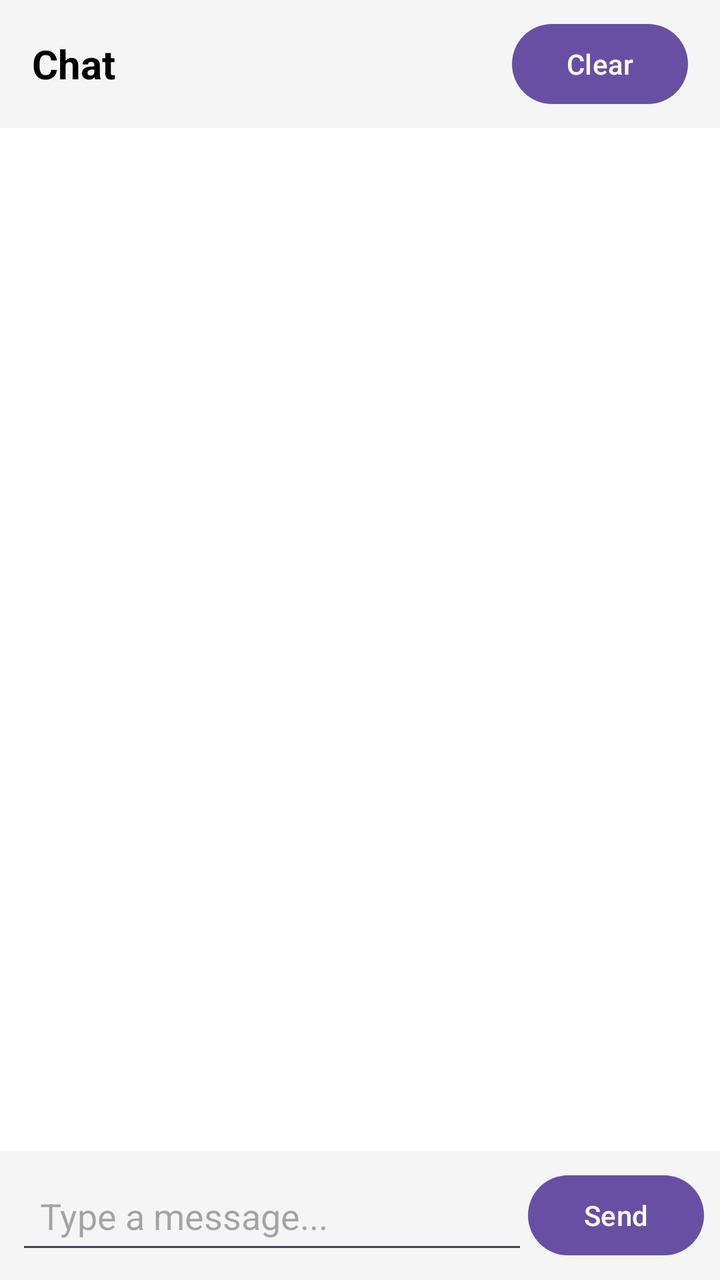
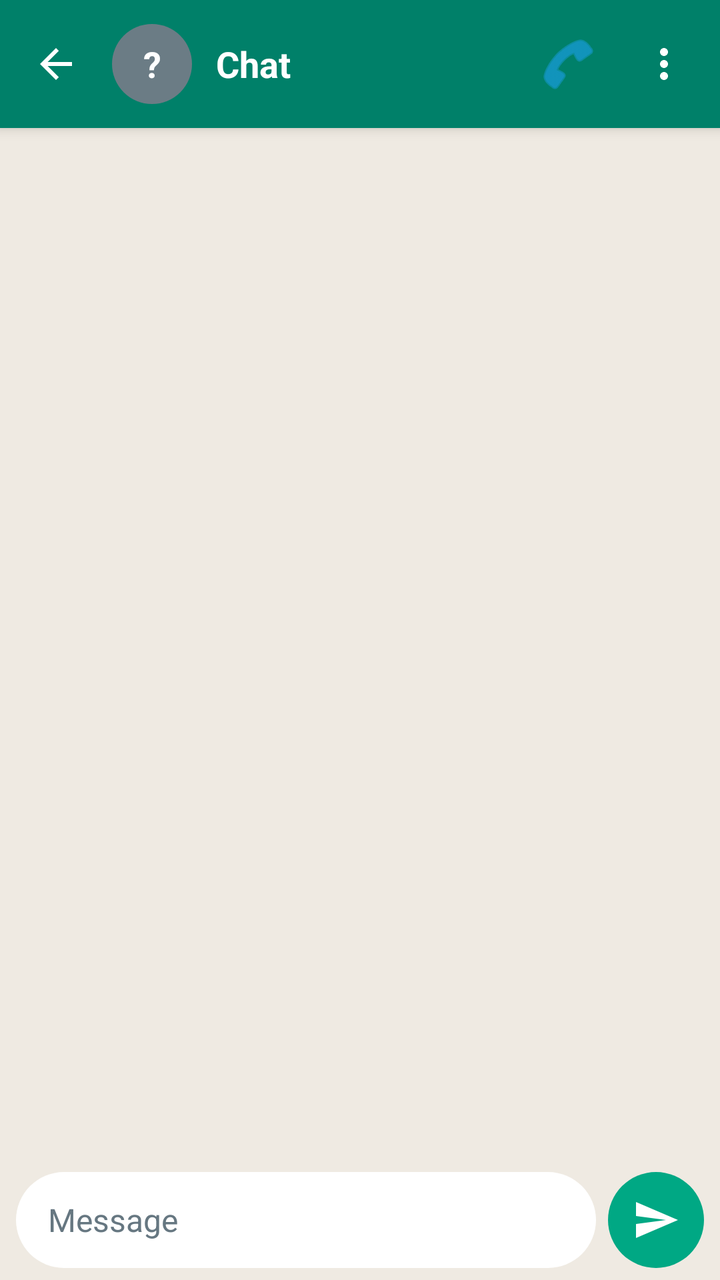

Before-and-after screenshots of an Android layout around one commit, followed by the original layout XML and the change that was made.
<!-- AndroidManifest.xml: application theme Theme.PrivacyMessenger -->
<!-- res/layout/activity_chat.xml -->
<?xml version="1.0" encoding="utf-8"?>
<LinearLayout xmlns:android="http://schemas.android.com/apk/res/android"

    android:id="@+id/main"
    android:layout_width="match_parent"
    android:layout_height="match_parent"
    android:orientation="vertical"
    android:background="#FFFFFF">

    
    <LinearLayout
        android:layout_width="match_parent"
        android:layout_height="64dp"
        android:orientation="horizontal"
        android:gravity="center_vertical"
        android:paddingStart="16dp"
        android:paddingEnd="16dp"
        android:background="#F5F5F5">

        <TextView
            android:id="@+id/tvChatTitle"
            android:layout_width="0dp"
            android:layout_height="wrap_content"
            android:layout_weight="1"
            android:text="Chat"
            android:textSize="20sp"
            android:textStyle="bold"
            android:textColor="#000000" />
        <Button
            android:id="@+id/btnClearChat"
            android:layout_width="wrap_content"
            android:layout_height="wrap_content"
            android:text="Clear"
            android:textAllCaps="false" />

    </LinearLayout>

    
    <androidx.recyclerview.widget.RecyclerView
        android:id="@+id/rvMessages"
        android:layout_width="match_parent"
        android:layout_height="0dp"
        android:layout_weight="1"
        android:padding="8dp"
        android:clipToPadding="false" />

    
    <LinearLayout
        android:layout_width="match_parent"
        android:layout_height="wrap_content"
        android:orientation="horizontal"
        android:gravity="center_vertical"
        android:padding="8dp"
        android:background="#F5F5F5">

        <EditText
            android:id="@+id/etMessage"
            android:layout_width="0dp"
            android:layout_height="wrap_content"
            android:layout_weight="1"
            android:hint="Type a message..."
            android:inputType="textCapSentences|textMultiLine"
            android:maxLines="4"
            android:padding="12dp" />

        <Button
            android:id="@+id/btnSend"
            android:layout_width="wrap_content"
            android:layout_height="wrap_content"
            android:text="Send"
            android:textAllCaps="false" />

    </LinearLayout>

</LinearLayout>
<!-- resources referenced by this layout -->
<resources>
  <style name="Theme.PrivacyMessenger" parent="Base.Theme.PrivacyMessenger" />
  <style name="Base.Theme.PrivacyMessenger" parent="Theme.Material3.DayNight.NoActionBar">
          
          
      </style>
</resources>

<!-- the commit's change to res/layout/activity_chat.xml (unified diff, before → after) -->
@@ -1,11 +1,11 @@
 <?xml version="1.0" encoding="utf-8"?>
 <LinearLayout xmlns:android="http://schemas.android.com/apk/res/android"
-
+    xmlns:app="http://schemas.android.com/apk/res-auto"
     android:id="@+id/main"
     android:layout_width="match_parent"
     android:layout_height="match_parent"
     android:orientation="vertical"
-    android:background="#FFFFFF">
+    android:background="#EFEAE2">
 
     
     <LinearLayout
@@ -13,62 +13,152 @@
         android:layout_height="64dp"
         android:orientation="horizontal"
         android:gravity="center_vertical"
-        android:paddingStart="16dp"
-        android:paddingEnd="16dp"
-        android:background="#F5F5F5">
+        android:paddingStart="4dp"
+        android:paddingEnd="4dp"
+        android:background="#008069"
+        android:elevation="4dp">
+
+        <ImageButton
+            android:id="@+id/btnBack"
+            android:layout_width="48dp"
+            android:layout_height="48dp"
+            android:background="?attr/selectableItemBackgroundBorderless"
+            android:contentDescription="Back"
+            android:src="@drawable/ic_back" />
+
+        <TextView
+            android:id="@+id/tvAvatar"
+            android:layout_width="40dp"
+            android:layout_height="40dp"
+            android:layout_marginStart="4dp"
+            android:background="@drawable/bg_avatar"
+            android:gravity="center"
+            android:text="?"
+            android:textColor="#FFFFFF"
+            android:textSize="18sp"
+            android:textStyle="bold" />
 
         <TextView
             android:id="@+id/tvChatTitle"
             android:layout_width="0dp"
             android:layout_height="wrap_content"
             android:layout_weight="1"
+            android:layout_marginStart="12dp"
+            android:singleLine="true"
+            android:ellipsize="end"
             android:text="Chat"
-            android:textSize="20sp"
+            android:textSize="18sp"
             android:textStyle="bold"
-            android:textColor="#000000" />
-        <Button
-            android:id="@+id/btnClearChat"
-            android:layout_width="wrap_content"
-            android:layout_height="wrap_content"
-            android:text="Clear"
-            android:textAllCaps="false" />
+            android:textColor="#FFFFFF" />
+        <ImageButton
+            android:id="@+id/btnCall"
+            android:layout_width="48dp"
+            android:layout_height="48dp"
+            android:background="?attr/selectableItemBackgroundBorderless"
+            android:src="@android:drawable/ic_menu_call"
+            app:tint="#1DA1F2" />
+
+        <ImageButton
+            android:id="@+id/btnMenu"
+            android:layout_width="48dp"
+            android:layout_height="48dp"
+            android:background="?attr/selectableItemBackgroundBorderless"
+            android:contentDescription="Menu"
+            android:src="@drawable/ic_more" />
 
     </LinearLayout>
 
     
-    <androidx.recyclerview.widget.RecyclerView
-        android:id="@+id/rvMessages"
+    <FrameLayout
         android:layout_width="match_parent"
         android:layout_height="0dp"
-        android:layout_weight="1"
-        android:padding="8dp"
-        android:clipToPadding="false" />
+        android:layout_weight="1">
+
+        <androidx.recyclerview.widget.RecyclerView
+            android:id="@+id/rvMessages"
+            android:layout_width="match_parent"
+            android:layout_height="match_parent"
+            android:paddingTop="4dp"
+            android:paddingBottom="4dp"
+            android:clipToPadding="false" />
+
+        
+        <FrameLayout
+            android:id="@+id/scrollDownContainer"
+            android:layout_width="56dp"
+            android:layout_height="64dp"
+            android:layout_gravity="bottom|end"
+            android:layout_marginEnd="12dp"
+            android:layout_marginBottom="12dp"
+            android:visibility="gone">
+
+            <ImageButton
+                android:id="@+id/btnScrollDown"
+                android:layout_width="44dp"
+                android:layout_height="44dp"
+                android:layout_gravity="bottom|center_horizontal"
+                android:background="@drawable/bg_circle_white"
+                android:elevation="4dp"
+                android:contentDescription="Scroll to latest message"
+                android:src="@drawable/ic_arrow_down" />
+
+            <TextView
+                android:id="@+id/tvUnreadBadge"
+                android:layout_width="wrap_content"
+                android:layout_height="22dp"
+                android:minWidth="22dp"
+                android:layout_gravity="top|center_horizontal"
+                android:background="@drawable/bg_circle_green"
+                android:elevation="6dp"
+                android:gravity="center"
+                android:paddingStart="6dp"
+                android:paddingEnd="6dp"
+                android:textColor="#FFFFFF"
+                android:textSize="12sp"
+                android:textStyle="bold"
+                android:visibility="gone" />
+
+        </FrameLayout>
+
+    </FrameLayout>
 
     
     <LinearLayout
         android:layout_width="match_parent"
         android:layout_height="wrap_content"
         android:orientation="horizontal"
-        android:gravity="center_vertical"
-        android:padding="8dp"
-        android:background="#F5F5F5">
+        android:gravity="bottom"
+        android:paddingStart="8dp"
+        android:paddingEnd="8dp"
+        android:paddingTop="6dp"
+        android:paddingBottom="6dp">
 
         <EditText
             android:id="@+id/etMessage"
             android:layout_width="0dp"
             android:layout_height="wrap_content"
             android:layout_weight="1"
-            android:hint="Type a message..."
+            android:background="@drawable/bg_input_pill"
+            android:hint="Message"
             android:inputType="textCapSentences|textMultiLine"
-            android:maxLines="4"
-            android:padding="12dp" />
+            android:maxLines="5"
+            android:minHeight="48dp"
+            android:paddingStart="16dp"
+            android:paddingEnd="16dp"
+            android:paddingTop="10dp"
+            android:paddingBottom="10dp"
+            android:textColor="#111B21"
+            android:textColorHint="#667781"
+            android:textSize="16sp" />
 
-        <Button
+        <ImageButton
             android:id="@+id/btnSend"
-            android:layout_width="wrap_content"
-            android:layout_height="wrap_content"
-            android:text="Send"
-            android:textAllCaps="false" />
+            android:layout_width="48dp"
+            android:layout_height="48dp"
+            android:layout_marginStart="6dp"
+            android:background="@drawable/bg_circle_green"
+            android:contentDescription="Send"
+            android:src="@drawable/ic_send" />
 
     </LinearLayout>
 
<!-- resource entries referenced after the edit -->
@@ -1,5 +1,74 @@
 <!-- resources referenced by this layout -->
 <resources>
+  <!-- drawable bg_avatar (drawable) -->
+  <?xml version="1.0" encoding="utf-8"?>
+  <shape xmlns:android="http://schemas.android.com/apk/res/android"
+      android:shape="oval">
+      <solid android:color="#6B7C85" />
+  </shape>
+  <!-- drawable bg_circle_green (drawable) -->
+  <?xml version="1.0" encoding="utf-8"?>
+  <shape xmlns:android="http://schemas.android.com/apk/res/android"
+      android:shape="oval">
+      <solid android:color="#00A884" />
+  </shape>
+  <!-- drawable bg_circle_white (drawable) -->
+  <?xml version="1.0" encoding="utf-8"?>
+  <shape xmlns:android="http://schemas.android.com/apk/res/android"
+      android:shape="oval">
+      <solid android:color="#FFFFFF" />
+  </shape>
+  <!-- drawable bg_input_pill (drawable) -->
+  <?xml version="1.0" encoding="utf-8"?>
+  <shape xmlns:android="http://schemas.android.com/apk/res/android"
+      android:shape="rectangle">
+      <solid android:color="#FFFFFF" />
+      <corners android:radius="24dp" />
+  </shape>
+  <!-- drawable ic_arrow_down (drawable) -->
+  <?xml version="1.0" encoding="utf-8"?>
+  <vector xmlns:android="http://schemas.android.com/apk/res/android"
+      android:width="24dp"
+      android:height="24dp"
+      android:viewportWidth="24"
+      android:viewportHeight="24">
+      <path
+          android:fillColor="#FF54656F"
+          android:pathData="M7.41,8.59L12,13.17l4.59,-4.58L18,10l-6,6 -6,-6 1.41,-1.41z" />
+  </vector>
+  <!-- drawable ic_back (drawable) -->
+  <?xml version="1.0" encoding="utf-8"?>
+  <vector xmlns:android="http://schemas.android.com/apk/res/android"
+      android:width="24dp"
+      android:height="24dp"
+      android:viewportWidth="24"
+      android:viewportHeight="24">
+      <path
+          android:fillColor="#FFFFFFFF"
+          android:pathData="M20,11H7.83l5.59,-5.59L12,4l-8,8 8,8 1.41,-1.41L7.83,13H20v-2z" />
+  </vector>
+  <!-- drawable ic_more (drawable) -->
+  <?xml version="1.0" encoding="utf-8"?>
+  <vector xmlns:android="http://schemas.android.com/apk/res/android"
+      android:width="24dp"
+      android:height="24dp"
+      android:viewportWidth="24"
+      android:viewportHeight="24">
+      <path
+          android:fillColor="#FFFFFFFF"
+          android:pathData="M12,8c1.1,0 2,-0.9 2,-2s-0.9,-2 -2,-2 -2,0.9 -2,2 0.9,2 2,2zM12,10c-1.1,0 -2,0.9 -2,2s0.9,2 2,2 2,-0.9 2,-2 -0.9,-2 -2,-2zM12,16c-1.1,0 -2,0.9 -2,2s0.9,2 2,2 2,-0.9 2,-2 -0.9,-2 -2,-2z" />
+  </vector>
+  <!-- drawable ic_send (drawable) -->
+  <?xml version="1.0" encoding="utf-8"?>
+  <vector xmlns:android="http://schemas.android.com/apk/res/android"
+      android:width="24dp"
+      android:height="24dp"
+      android:viewportWidth="24"
+      android:viewportHeight="24">
+      <path
+          android:fillColor="#FFFFFFFF"
+          android:pathData="M2.01,21L23,12 2.01,3 2,10l15,2 -15,2z" />
+  </vector>
   <style name="Theme.PrivacyMessenger" parent="Base.Theme.PrivacyMessenger" />
   <style name="Base.Theme.PrivacyMessenger" parent="Theme.Material3.DayNight.NoActionBar">
           
